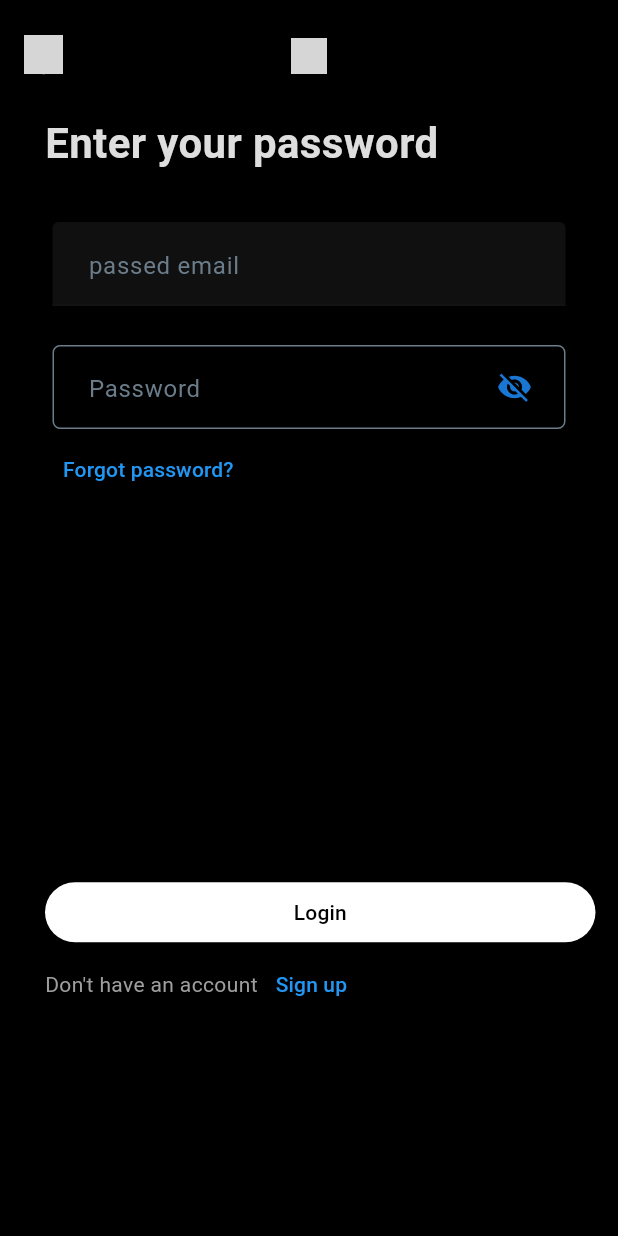
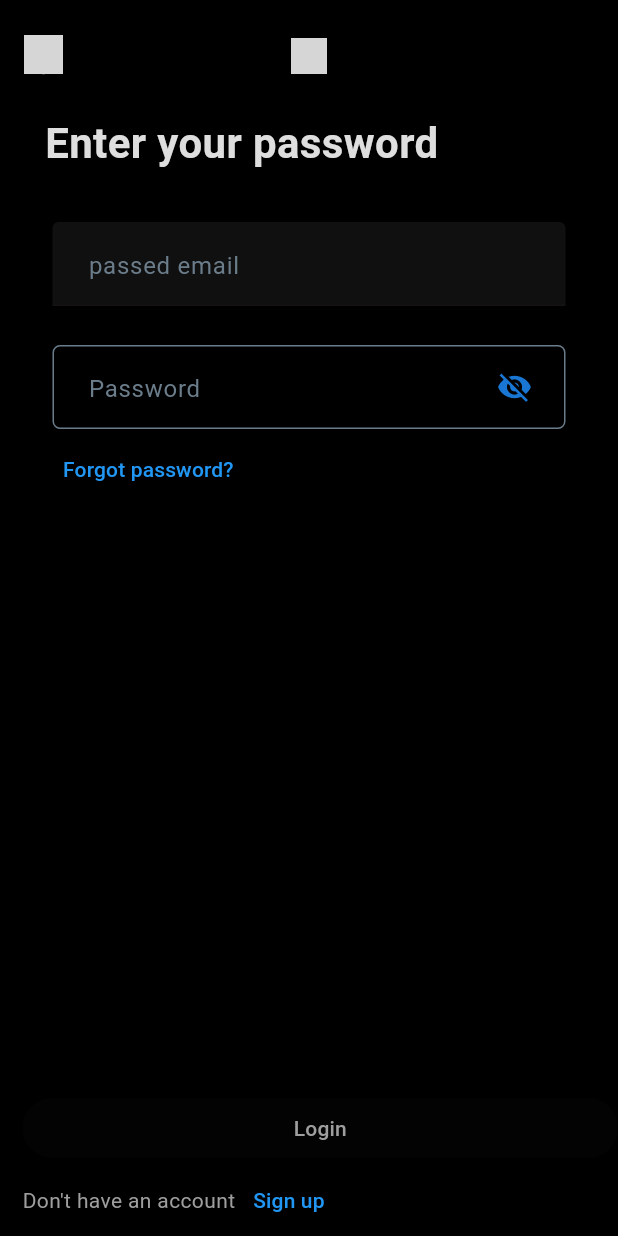
Before and after one commit to Qwitter/Qwitter-Cross-Platform, a Flutter app: the screen it shows after launch, on a phone screen of 412 x 824 dp. Run offline on Flutter 3.47's test engine with Material 2 defaults, Android fonts, the phone set to English and light mode, and no system bars; our stand-ins replace bootstrap_icons, riverpod, video_player; missing offline and left inert: dart:ffi; network calls fail; grey boxes are pictures that could not be loaded.

Commit message:
Finished the login main screen
- Enhance the responsiveness of the screen
- adding the disabling feature for the button

```diff
--- a/qwitter_flutter_app/lib/screens/authentication/login/login_main_screen.dart
+++ b/qwitter_flutter_app/lib/screens/authentication/login/login_main_screen.dart
@@ -12,11 +12,35 @@ class LoginMainScreen extends StatefulWidget {
 
 class _LoginMainScreenState extends State<LoginMainScreen> {
   final emailController = TextEditingController();
-  final passController = TextEditingController();
+  late TextEditingController passController;
+
+  bool isActive = false;
+  void hello() {
+    setState(() {
+      isActive = false;
+    });
+    passController.clear();
+  }
+
+  @override
+  void dispose() {
+    super.dispose();
+    passController.dispose();
+  }
+
+  @override
+  void initState() {
+    super.initState();
+    passController = TextEditingController();
+    passController.addListener(() {
+      setState(() {
+        isActive = passController.text.isNotEmpty;
+      });
+    });
+  }
+
   @override
   Widget build(BuildContext context) {
-    double screenHeight = MediaQuery.of(context).size.height;
-    double buttonSpacing = screenHeight * 0.3;
     return Scaffold(
       appBar: const PreferredSize(
         preferredSize: Size.fromHeight(75),
@@ -64,13 +88,21 @@ class _LoginMainScreenState extends State<LoginMainScreen> {
                   ),
                 ),
               ),
-              Container(
-                height: buttonSpacing,
+            ],
           ),
+        ),
+      ),
+      bottomNavigationBar: Column(
+        mainAxisAlignment: MainAxisAlignment.end,
+        mainAxisSize: MainAxisSize.min,
+        children: [
           Container(
             padding: const EdgeInsets.fromLTRB(15, 0, 0, 0),
             width: double.infinity,
-                child: SecondaryButton(text: "Login", on_pressed: () {}),
+            child: SecondaryButton(
+              text: "Login",
+              on_pressed: isActive == true ? hello : null,
+            ),
           ),
           Padding(
             padding: const EdgeInsets.fromLTRB(15, 0, 0, 0),
@@ -92,8 +124,6 @@ class _LoginMainScreenState extends State<LoginMainScreen> {
           ),
         ],
       ),
-        ),
-      ),
     );
   }
 }
```
Lines whose indentation alone changed are shown as unchanged.
